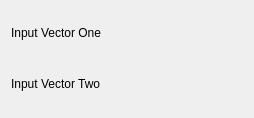
Before: the Qt Designer form src/plugins/dataobject/convolution/deconvolve/deconvolveconfig.ui in Kst-plot/kst, drawn with Qt 5.
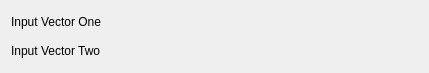
After: the same form once the commit is applied. Custom widgets are drawn as their Qt base class.

The edit to the form file:
```diff
--- a/src/plugins/dataobject/convolution/deconvolve/deconvolveconfig.ui
+++ b/src/plugins/dataobject/convolution/deconvolve/deconvolveconfig.ui
@@ -5,10 +5,16 @@
    <rect>
     <x>0</x>
     <y>0</y>
-    <width>254</width>
-    <height>118</height>
+    <width>429</width>
+    <height>73</height>
    </rect>
   </property>
+  <property name="minimumSize" >
+   <size>
+    <width>400</width>
+    <height>0</height>
+   </size>
+  </property>
   <layout class="QVBoxLayout" name="verticalLayout" >
    <item>
     <layout class="QHBoxLayout" name="horizontalLayout" >
```
